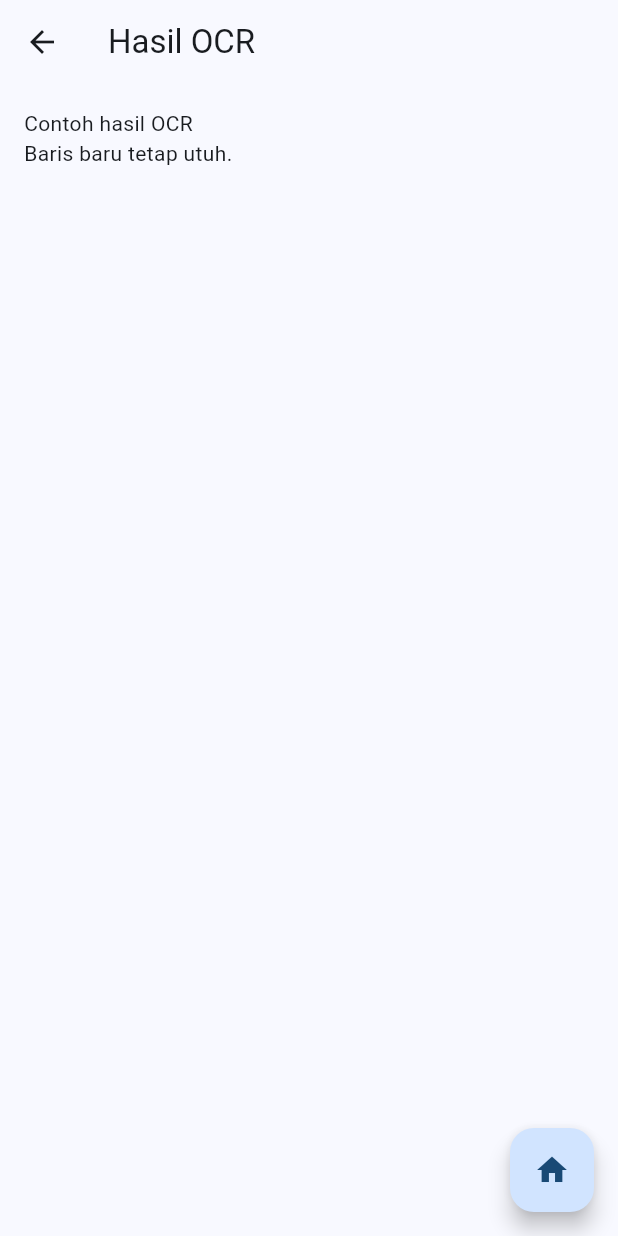
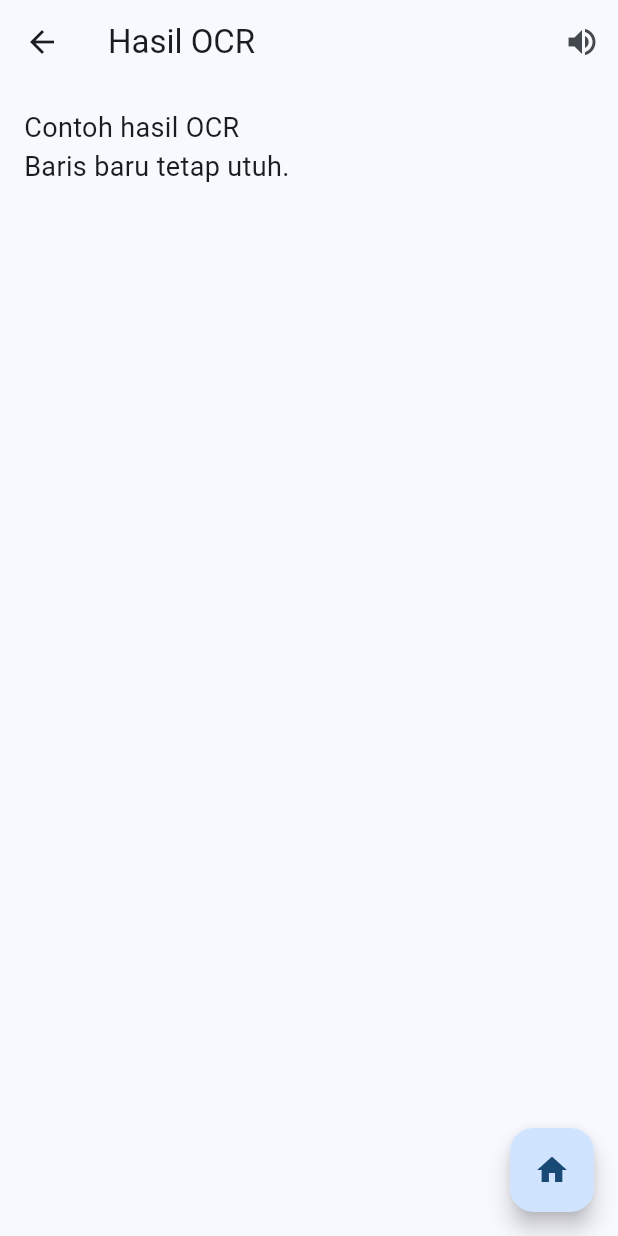
Before and after one commit to EksaMuhammad/uts-mobile, a Flutter app: the ResultScreen screen opened directly, on a phone screen of 412 x 824 dp. Run offline on Flutter 3.47's test engine with Material 3 defaults, Android fonts, the phone set to English and light mode, and no system bars; our stand-ins replace flutter_tts.

```diff
--- a/lib/screens/result_screen.dart
+++ b/lib/screens/result_screen.dart
@@ -1,17 +1,64 @@
 import 'package:flutter/material.dart';
+import 'package:flutter_tts/flutter_tts.dart';
 import 'home_screen.dart';
 
-class ResultScreen extends StatelessWidget {
+class ResultScreen extends StatefulWidget {
   final String ocrText;
   const ResultScreen({super.key, required this.ocrText});
 
   @override
+  State<ResultScreen> createState() => _ResultScreenState();
+}
+
+class _ResultScreenState extends State<ResultScreen> {
+  late FlutterTts flutterTts;
+
+  @override
+  void initState() {
+    super.initState();
+    flutterTts = FlutterTts();
+    _initTts();
+  }
+
+  // Inisialisasi Text-to-Speech
+  Future<void> _initTts() async {
+    await flutterTts.setLanguage("id-ID"); // Bahasa Indonesia
+    await flutterTts.setSpeechRate(0.5); // kecepatan bicara
+    await flutterTts.setPitch(1.0); // nada suara
+  }
+
+  // Fungsi untuk membacakan teks
+  Future<void> _speak() async {
+    await flutterTts.speak(widget.ocrText);
+  }
+
+  @override
+  void dispose() {
+    flutterTts.stop(); // hentikan suara saat halaman ditutup
+    super.dispose();
+  }
+
+  @override
   Widget build(BuildContext context) {
     return Scaffold(
-      appBar: AppBar(title: const Text('Hasil OCR')),
+      appBar: AppBar(
+        title: const Text('Hasil OCR'),
+        actions: [
+          IconButton(
+            icon: const Icon(Icons.volume_up),
+            onPressed: _speak,
+            tooltip: 'Bacakan Hasil OCR',
+          ),
+        ],
+      ),
       body: Padding(
         padding: const EdgeInsets.all(16.0),
-        child: SingleChildScrollView(child: Text(ocrText)),
+        child: SingleChildScrollView(
+          child: Text(
+            widget.ocrText,
+            style: const TextStyle(fontSize: 18),
+          ),
+        ),
       ),
       floatingActionButton: FloatingActionButton(
         child: const Icon(Icons.home),
--- a/pubspec.yaml
+++ b/pubspec.yaml
@@ -34,6 +34,8 @@ dependencies:
   # The following adds the Cupertino Icons font to your application.
   # Use with the CupertinoIcons class for iOS style icons.
   cupertino_icons: ^1.0.8
+  flutter_tts: ^3.8.0
+
 
 dev_dependencies:
   flutter_test:
```
